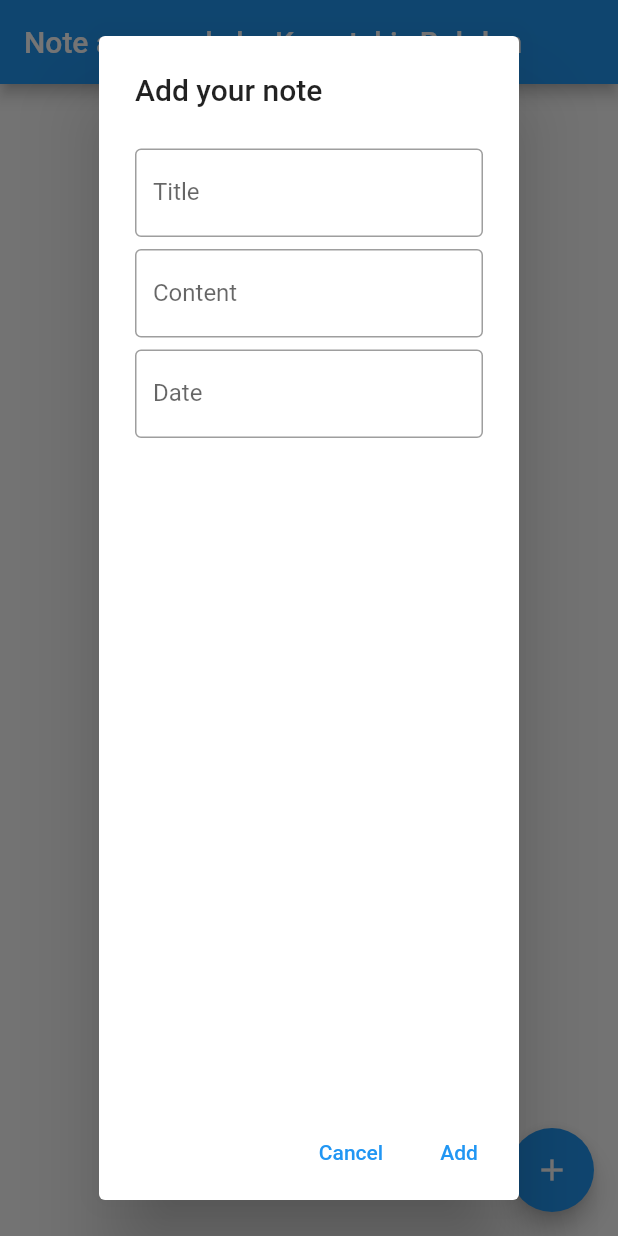
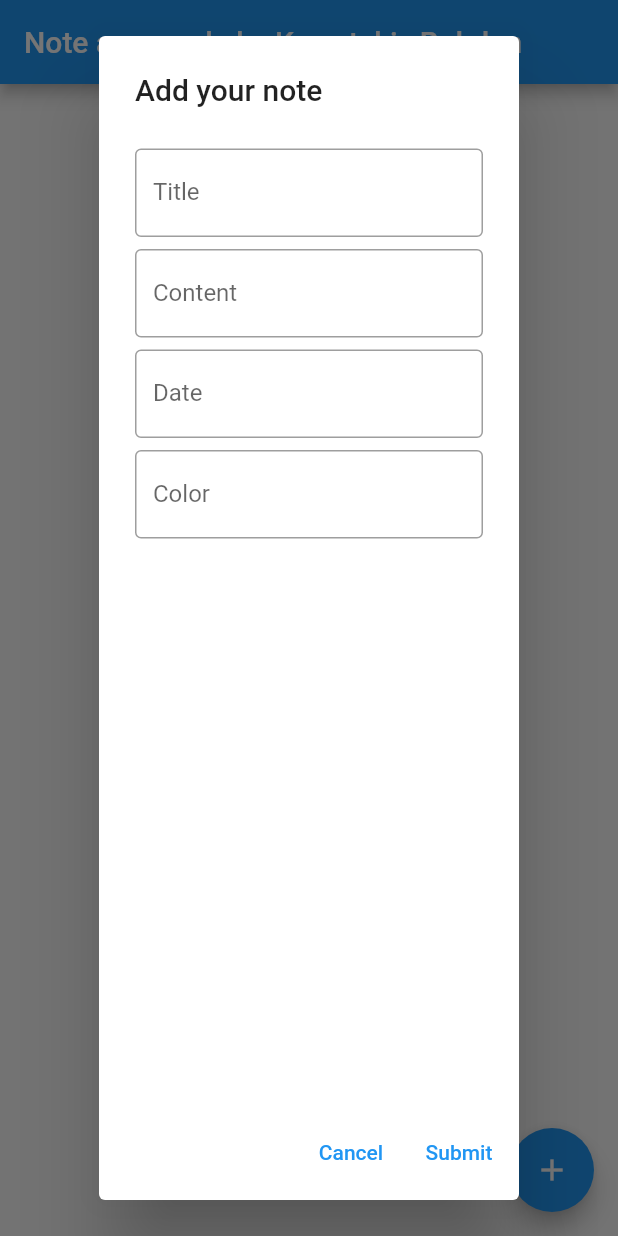
Before and after one commit to Gammarase/empattask1, a Flutter app: the screen it shows after launch, after a tap on the "add" icon, on a phone screen of 412 x 824 dp. Run offline on Flutter 3.47's test engine with Material 2 defaults, Android fonts, the light colour scheme and no system bars.

Commit message:
improvement up to task2

```diff
--- a/lib/clasess.dart
+++ b/lib/clasess.dart
@@ -1,12 +1,69 @@
-class Note {
+import 'package:flutter/material.dart';
+
+mixin Colorize {
+  var colorMap = {
+    'grey': Colors.grey,
+    'red': Colors.red,
+    'yellow': Colors.amberAccent,
+    'blue': Colors.blue,
+    'purple': Colors.deepPurple,
+    'green': Colors.green,
+    'pink': Colors.pink,
+    'orange': Colors.orange,
+  };
+
+  Color? noteColor;
+
+  void initColor([String strColor = 'grey']) {
+    noteColor ??= colorMap[strColor] ?? Colors.grey;
+  }
+
+  void setColor([String strColor = 'grey']) {
+    noteColor = colorMap[strColor] ?? Colors.grey;
+  }
+}
+
+class Note with Colorize {
   String title;
   String content;
   DateTime _time = DateTime.now();
+
   String get time => _time.toString();
+
   set time(String timestr) =>
       _time = DateTime.tryParse(timestr) ?? DateTime.now();
-  Note({required this.title, required this.content});
-  Note.customTime(this.title, this.content, String temptime) {
+
+  Note({
+    required this.title,
+    required this.content,
+  })  : assert(title != ''),
+        assert(content != '') {
+    initColor();
+  }
+
+  factory Note.add(String title, String content, List<Note> list,
+      [String temptime = '', String tempColor = '']) {
+    for (var note in list) {
+      if (note.title == title) {
+        throw Exception('Note must be unique');
+      }
+    }
+    return temptime == '' && tempColor == ''
+        ? Note(title: title, content: content)
+        : Note.customNote(title, content, temptime, tempColor);
+  }
+
+  Note.customNote(this.title, this.content, String temptime, String tempColor) {
+    initColor(tempColor);
     time = temptime;
   }
 }
+
+Function changer(Note note) {
+  return (String title, String content, String date, String color) {
+    note.title = title;
+    note.content = content;
+    date != '' ? note.time = date : null;
+    color != '' ? note.setColor(color) : null;
+  };
+}
--- a/lib/main.dart
+++ b/lib/main.dart
@@ -13,6 +13,7 @@ class MyApp extends StatelessWidget {
   @override
   Widget build(BuildContext context) {
     return MaterialApp(
+      debugShowCheckedModeBanner: false,
       title: 'Flutter Demo',
       theme: ThemeData(
         // This is the theme of your application.
@@ -51,6 +52,7 @@ class MyHomePage extends StatefulWidget {
 
 class _MyHomePageState extends State<MyHomePage> {
   final List<Note> noteList = [];
+
   @override
   Widget build(BuildContext context) {
     // This method is rerun every time setState is called, for instance as done
@@ -96,7 +98,21 @@ class _MyHomePageState extends State<MyHomePage> {
                   padding: const EdgeInsets.only(top: 8.0),
                   child: ListTile(
                     onLongPress: () => setState(() => noteList.removeAt(index)),
-                    tileColor: Colors.black.withOpacity(0.3),
+                    onTap: () => showDialog(
+                      context: context,
+                      builder: (context) => DialogWindow(
+                        title: noteList[index].title,
+                        content: noteList[index].content,
+                        lable: 'Edit your note',
+                        onSubmit: (String title, String content, String date,
+                            String color) {
+                          Function notechanger = changer(noteList[index]);
+                          notechanger(title, content, date, color);
+                          setState(() {});
+                        },
+                      ),
+                    ),
+                    tileColor: noteList[index].noteColor,
                     leading: Text(
                       noteList[index].title,
                       style: const TextStyle(fontWeight: FontWeight.bold),
@@ -115,20 +131,84 @@ class _MyHomePageState extends State<MyHomePage> {
         ),
       ),
       floatingActionButton: FloatingActionButton(
-        onPressed: () => addWindowBuilder(),
+        onPressed: () => showDialog(
+          context: context,
+          builder: (context) => DialogWindow(
+            lable: 'Add your note',
+            onSubmit:
+                (String title, String content, String date, String color) {
+              try {
+                noteList.add(
+                  Note.add(
+                    title,
+                    content,
+                    noteList,
+                    date,
+                    color.toLowerCase(),
+                  ),
+                );
+              } catch (e) {
+                showDialog(
+                  context: context,
+                  builder: (BuildContext context) => AlertDialog(
+                    title: const Text('Error'),
+                    content: Text(e.toString()),
+                    actions: [
+                      TextButton(
+                        onPressed: () => Navigator.of(context).pop(),
+                        child: const Text('Close'),
+                      )
+                    ],
+                  ),
+                );
+              }
+              setState(() {});
+            },
+          ),
+        ),
         child: const Icon(Icons.add),
       ), // This trailing comma makes auto-formatting nicer for build methods.
     );
   }
+}
 
-  addWindowBuilder() {
-    TextEditingController titleController = TextEditingController();
-    TextEditingController contentController = TextEditingController();
-    TextEditingController dateController = TextEditingController();
-    showDialog(
-      context: context,
-      builder: (BuildContext context) => AlertDialog(
-        title: const Text('Add your note'),
+class DialogWindow extends StatefulWidget {
+  final String lable;
+  final String title;
+  final String content;
+  final Function onSubmit;
+
+  const DialogWindow({
+    Key? key,
+    this.lable = '',
+    this.title = '',
+    this.content = '',
+    required this.onSubmit,
+  }) : super(key: key);
+
+  @override
+  State<DialogWindow> createState() => _DialogWindowState();
+}
+
+class _DialogWindowState extends State<DialogWindow> {
+  late TextEditingController titleController;
+  late TextEditingController contentController;
+  late TextEditingController dateController;
+  late TextEditingController colorController;
+
+  @override
+  void initState() {
+    titleController = TextEditingController(text: widget.title);
+    contentController = TextEditingController(text: widget.content);
+    dateController = TextEditingController();
+    colorController = TextEditingController();
+    super.initState();
+  }
+
+  @override
+  Widget build(BuildContext context) {
+    return AlertDialog(
+      title: Text(widget.lable),
       content: Column(
         children: [
           AppTextField(
@@ -143,6 +223,10 @@ class _MyHomePageState extends State<MyHomePage> {
             controller: dateController,
             label: 'Date',
           ),
+          AppTextField(
+            controller: colorController,
+            label: 'Color',
+          ),
         ],
       ),
       actions: [
@@ -152,26 +236,30 @@ class _MyHomePageState extends State<MyHomePage> {
         ),
         TextButton(
           onPressed: () {
-              noteList.add(dateController.text == ''
-                  ? Note(
-                      title: titleController.text,
-                      content: contentController.text)
-                  : Note.customTime(titleController.text,
-                      contentController.text, dateController.text));
-              setState(() {});
             Navigator.of(context).pop();
+            widget.onSubmit(titleController.text, contentController.text,
+                dateController.text, colorController.text);
           },
-            child: const Text('Add'),
+          child: const Text('Submit'),
         ),
       ],
-      ),
     );
+  }
+
+  @override
+  void dispose() {
+    titleController.dispose();
+    contentController.dispose();
+    dateController.dispose();
+    colorController.dispose();
+    super.dispose();
   }
 }
 
 class AppTextField extends StatelessWidget {
   final TextEditingController controller;
   final String label;
+
   const AppTextField(
       {super.key, required this.controller, required this.label});
 
```
Also changed, not shown: pubspec.lock, 1 other file. Lines whose indentation alone changed are shown as unchanged.
